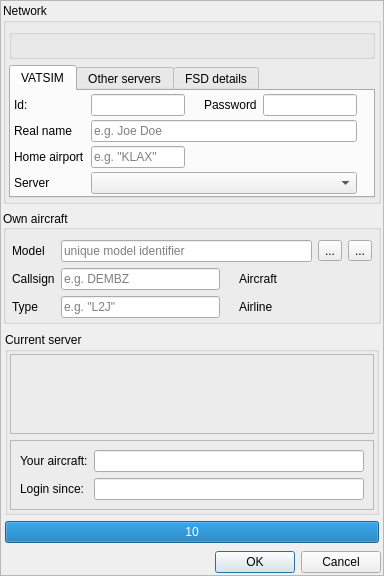
This is src/blackgui/components/logincomponent.ui in swift-project/pilotclient as Qt 5 draws it before an edit. The edited form follows.
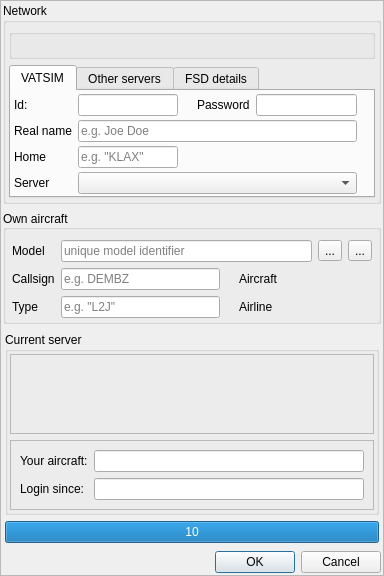
This is the edited form. Icons and pictures are not drawn. Custom widgets are drawn as their Qt base class.

Patch:
```diff
--- a/src/blackgui/components/logincomponent.ui
+++ b/src/blackgui/components/logincomponent.ui
@@ -158,7 +158,7 @@
           <item row="3" column="0">
            <widget class="QLabel" name="lbl_VatsimHomeAirport">
             <property name="text">
-             <string>Home airport</string>
+             <string>Home</string>
             </property>
            </widget>
           </item>
```
Left out of the diff: 3 changed lines with no effect on the pictures.
